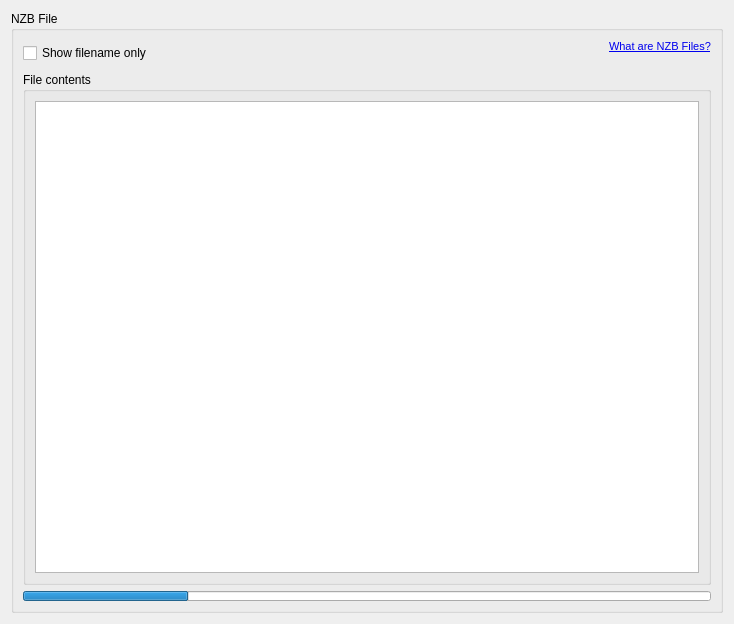
This is app/gui/nzbfile.ui in ensisoft/newsflash-plus as Qt 5 draws it before an edit. The edited form follows.
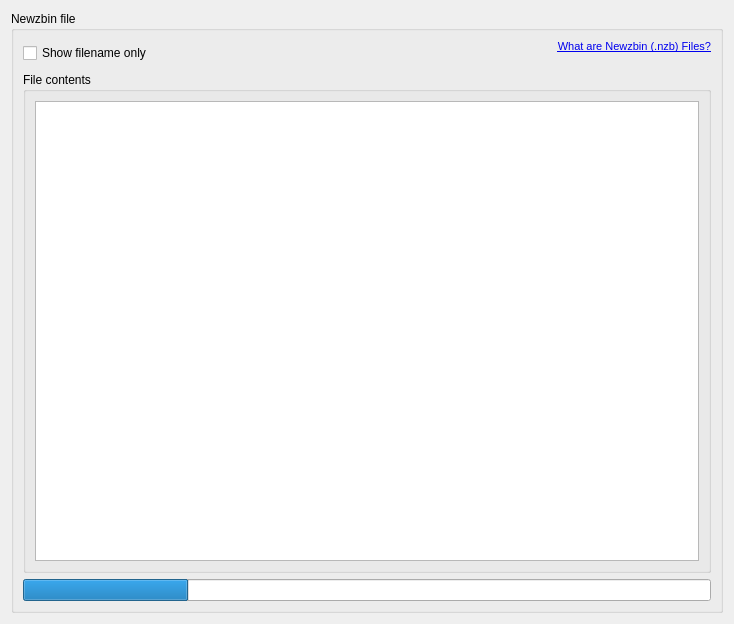
This is the edited form. Icons and pictures are not drawn.

Diff of the .ui file:
```diff
--- a/app/gui/nzbfile.ui
+++ b/app/gui/nzbfile.ui
@@ -21,7 +21,7 @@
    <item row="0" column="0">
     <widget class="QGroupBox" name="grpBox">
      <property name="title">
-      <string>NZB File</string>
+      <string>Newzbin file</string>
      </property>
      <layout class="QVBoxLayout" name="verticalLayout">
       <item>
@@ -38,6 +38,9 @@
           <property name="orientation">
            <enum>Qt::Horizontal</enum>
           </property>
+          <property name="sizeType">
+           <enum>QSizePolicy::MinimumExpanding</enum>
+          </property>
           <property name="sizeHint" stdset="0">
            <size>
             <width>40</width>
@@ -49,7 +52,7 @@
         <item>
          <widget class="QLabel" name="label">
           <property name="sizePolicy">
-           <sizepolicy hsizetype="Preferred" vsizetype="Minimum">
+           <sizepolicy hsizetype="MinimumExpanding" vsizetype="Minimum">
             <horstretch>0</horstretch>
             <verstretch>0</verstretch>
            </sizepolicy>
@@ -58,9 +61,9 @@
            <string>&lt;!DOCTYPE HTML PUBLIC &quot;-//W3C//DTD HTML 4.0//EN&quot; &quot;http://www.w3.org/TR/REC-html40/strict.dtd&quot;&gt;
 &lt;html&gt;&lt;head&gt;&lt;meta name=&quot;qrichtext&quot; content=&quot;1&quot; /&gt;&lt;style type=&quot;text/css&quot;&gt;
 p, li { white-space: pre-wrap; }
-&lt;/style&gt;&lt;/head&gt;&lt;body style=&quot; font-family:'Sans Serif'; font-size:8pt; font-weight:400; font-style:normal;&quot;&gt;
-&lt;p align=&quot;justify&quot; style=&quot; margin-top:0px; margin-bottom:0px; margin-left:0px; margin-right:0px; -qt-block-indent:0; text-indent:0px;&quot;&gt;&lt;a href=&quot;http://en.wikipedia.org/wiki/NZB&quot;&gt;&lt;span style=&quot; text-decoration: underline; color:#0000ee;&quot;&gt;What are NZB Files?&lt;/span&gt;&lt;/a&gt;&lt;/p&gt;
-&lt;p align=&quot;justify&quot; style=&quot;-qt-paragraph-type:empty; margin-top:0px; margin-bottom:0px; margin-left:0px; margin-right:0px; -qt-block-indent:0; text-indent:0px;&quot;&gt;&lt;/p&gt;&lt;/body&gt;&lt;/html&gt;</string>
+&lt;/style&gt;&lt;/head&gt;&lt;body style=&quot; font-family:'Sans Serif'; font-size:9pt; font-weight:400; font-style:normal;&quot;&gt;
+&lt;p align=&quot;right&quot; style=&quot; margin-top:0px; margin-bottom:0px; margin-left:0px; margin-right:0px; -qt-block-indent:0; text-indent:0px;&quot;&gt;&lt;a href=&quot;http://en.wikipedia.org/wiki/NZB&quot;&gt;&lt;span style=&quot; font-size:8pt; text-decoration: underline; color:#0000ee;&quot;&gt;What are Newzbin (.nzb) Files?&lt;/span&gt;&lt;/a&gt;&lt;/p&gt;
+&lt;p align=&quot;right&quot; style=&quot;-qt-paragraph-type:empty; margin-top:0px; margin-bottom:0px; margin-left:0px; margin-right:0px; -qt-block-indent:0; text-indent:0px; font-size:8pt;&quot;&gt;&lt;br /&gt;&lt;/p&gt;&lt;/body&gt;&lt;/html&gt;</string>
           </property>
           <property name="textFormat">
            <enum>Qt::AutoText</enum>
@@ -68,6 +71,9 @@
           <property name="scaledContents">
            <bool>false</bool>
           </property>
+          <property name="alignment">
+           <set>Qt::AlignLeading|Qt::AlignLeft|Qt::AlignVCenter</set>
+          </property>
           <property name="wordWrap">
            <bool>true</bool>
           </property>
@@ -129,7 +135,7 @@
         <property name="maximumSize">
          <size>
           <width>16777215</width>
-          <height>10</height>
+          <height>16777215</height>
          </size>
         </property>
         <property name="value">
```
Left out of the diff: 51 changed lines with no effect on the pictures.
